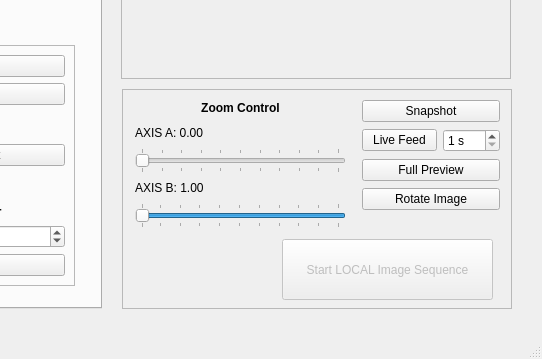
Above: _ui/FlashLapse_CP.ui from CoCl-Jerry/Flashlapse_Dev before the change; both pictures show x 738 to 1280 and y 331 to 690 of the 1280 by 690 pixel window. Below: the same form after it.
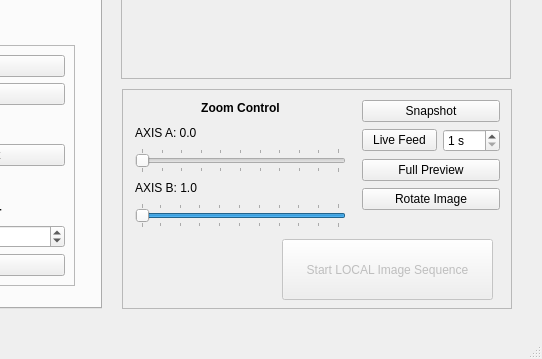
That is the form after the change. Icons and pictures are not drawn.

The edit to the form file:
```diff
--- a/_ui/FlashLapse_CP.ui
+++ b/_ui/FlashLapse_CP.ui
@@ -1568,7 +1568,7 @@
       <item>
        <widget class="QLabel" name="xAxis_label">
         <property name="text">
-         <string>AXIS A: 0.00</string>
+         <string>AXIS A: 0.0</string>
         </property>
        </widget>
       </item>
@@ -1588,7 +1588,7 @@
       <item>
        <widget class="QLabel" name="yAxis_label">
         <property name="text">
-         <string>AXIS B: 1.00</string>
+         <string>AXIS B: 1.0</string>
         </property>
        </widget>
       </item>
```
